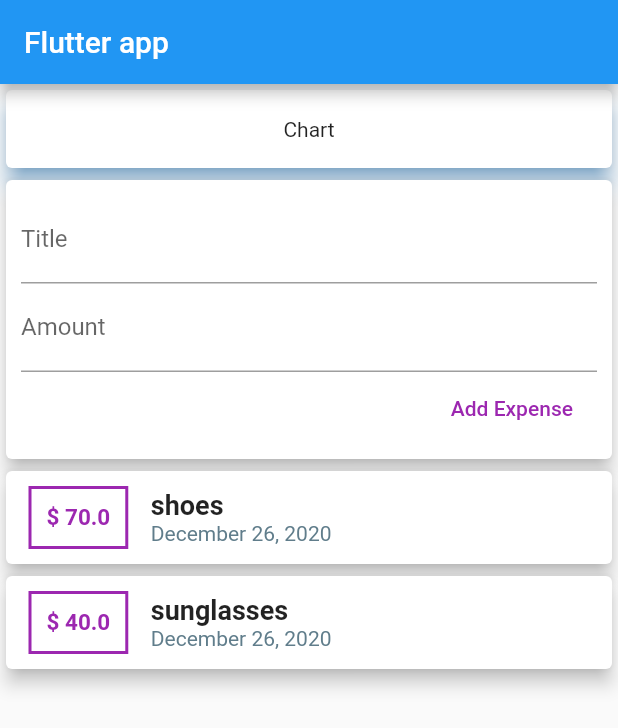
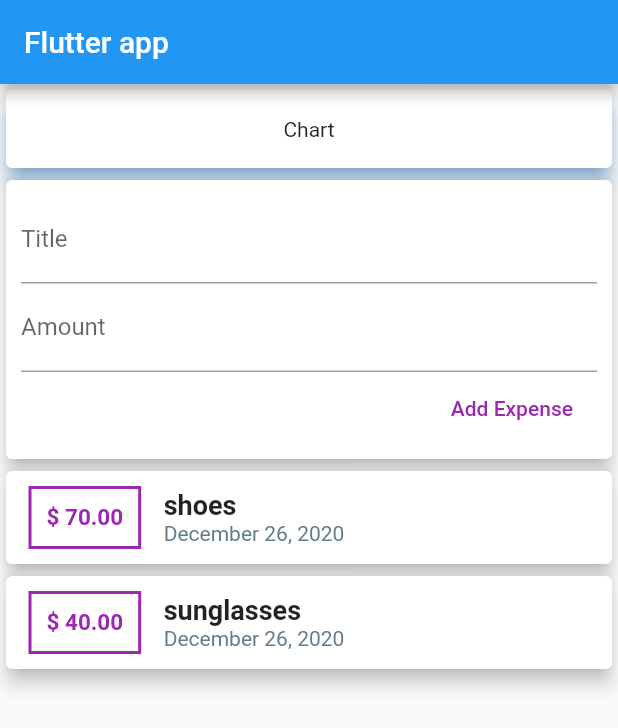
Before and after one commit to aalka061/mySpendings, a Flutter app: the screen it shows after launch, on a phone screen of 412 x 824 dp. Shown: the top 728 px of the screen. Run offline on Flutter 3.47's test engine with Material 2 defaults, Android fonts, the phone set to English and light mode, and no system bars.

```diff
--- a/lib/widgets/expense_list.dart
+++ b/lib/widgets/expense_list.dart
@@ -17,7 +17,7 @@ class ExpenseList extends StatelessWidget {
             children: [
               Container(
                 child: Text(
-                  '\$ ${e.amount.toString()}',
+                  '\$ ${e.amount.toStringAsFixed(2)}',
                   style: TextStyle(
                     fontWeight: FontWeight.bold,
                     fontSize: 15,
```
